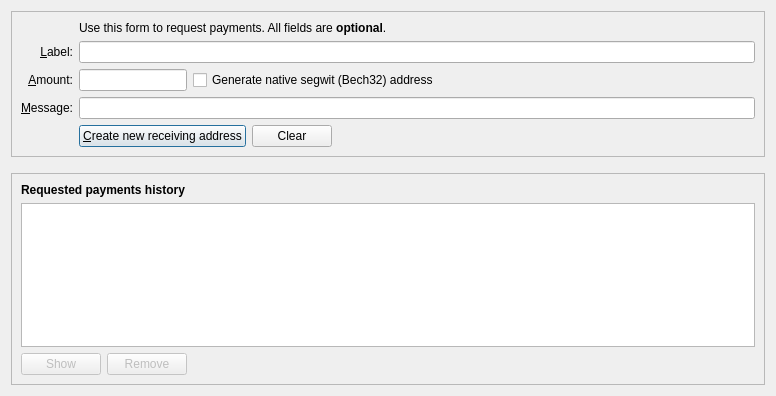
Above: src/qt/forms/receivecoinsdialog.ui from silverlabs-org/bitcoinsilver_core before the change. Below: the same form after it.
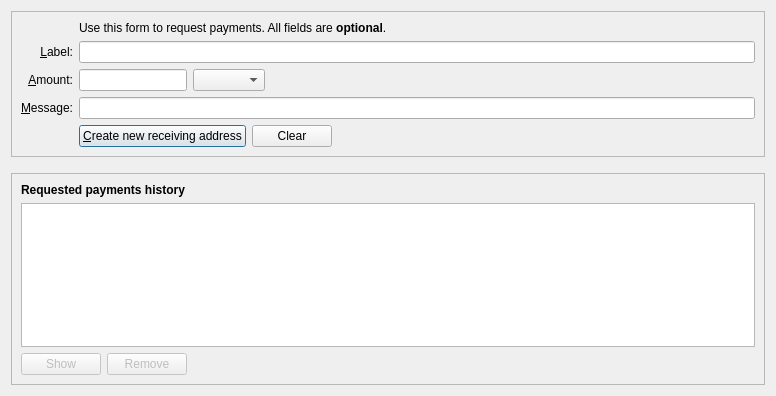
That is the form after the change. Icons and pictures are not drawn. Custom widgets are drawn as their Qt base class.

Diff of the .ui file:
```diff
--- a/src/qt/forms/receivecoinsdialog.ui
+++ b/src/qt/forms/receivecoinsdialog.ui
@@ -195,7 +195,7 @@
            </widget>
           </item>
           <item>
-           <widget class="QCheckBox" name="useBech32">
+           <widget class="QComboBox" name="addressType">
             <property name="sizePolicy">
              <sizepolicy hsizetype="Fixed" vsizetype="Fixed">
               <horstretch>0</horstretch>
@@ -211,12 +211,6 @@
             <property name="focusPolicy">
              <enum>Qt::StrongFocus</enum>
             </property>
-            <property name="toolTip">
-             <string>Native segwit addresses (aka Bech32 or BIP-173) reduce your transaction fees later on and offer better protection against typos, but old wallets don't support them. When unchecked, an address compatible with older wallets will be created instead.</string>
-            </property>
-            <property name="text">
-             <string>Generate native segwit (Bech32) address</string>
-            </property>
            </widget>
           </item>
           <item>
```
Left out of the diff: 22 changed lines with no effect on the pictures.
